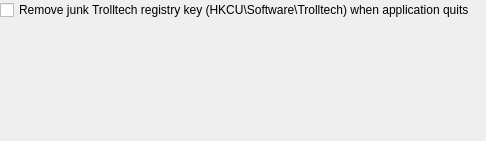
martinrotter/textosaurus, file src/gui/settings/settingsgeneral.ui: the form before one commit.
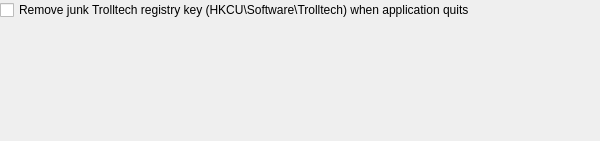
The form after the commit.

Commit message: Work on layout of ext. tools editor.

```diff
--- a/src/gui/settings/settingsgeneral.ui
+++ b/src/gui/settings/settingsgeneral.ui
@@ -6,7 +6,7 @@
    <rect>
     <x>0</x>
     <y>0</y>
-    <width>486</width>
+    <width>600</width>
     <height>141</height>
    </rect>
   </property>
```
The commit also changes 1 other file.
